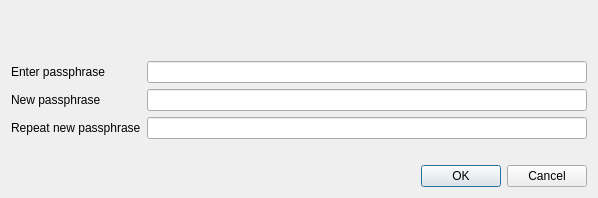
Before: the Qt Designer form src/qt/forms/askpassphrasedialog.ui in cryptogenicbonds/CryptoBullion-CBX, drawn with Qt 5.
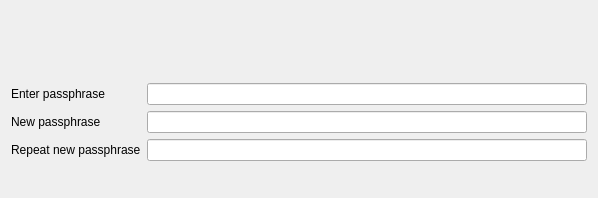
After: the same form once the commit is applied.

Patch:
```diff
--- a/src/qt/forms/askpassphrasedialog.ui
+++ b/src/qt/forms/askpassphrasedialog.ui
@@ -107,7 +107,10 @@
       <enum>Qt::Horizontal</enum>
      </property>
      <property name="standardButtons">
-      <set>QDialogButtonBox::Cancel|QDialogButtonBox::Ok</set>
+      <set>QDialogButtonBox::NoButton</set>
+     </property>
+     <property name="centerButtons">
+      <bool>false</bool>
      </property>
     </widget>
    </item>
```
